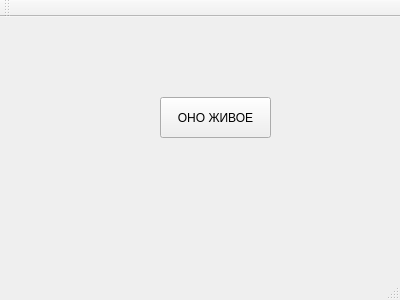
Old version of the form simulation.ui in the repository LukinDaniil/PractikaLeto2019.
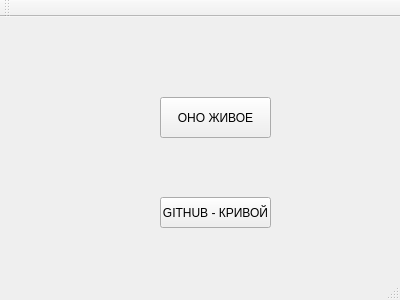
New version of the form.

Commit message: №2 Добавил вторую кнопку, повествующую о страданиях

What changed in the file:
```diff
--- a/simulation.ui
+++ b/simulation.ui
@@ -27,6 +27,19 @@
      <string>ОНО ЖИВОЕ</string>
     </property>
    </widget>
+   <widget class="QPushButton" name="pushButton_2">
+    <property name="geometry">
+     <rect>
+      <x>160</x>
+      <y>180</y>
+      <width>111</width>
+      <height>31</height>
+     </rect>
+    </property>
+    <property name="text">
+     <string>GITHUB - КРИВОЙ</string>
+    </property>
+   </widget>
   </widget>
   <widget class="QMenuBar" name="menuBar">
    <property name="geometry">
```
